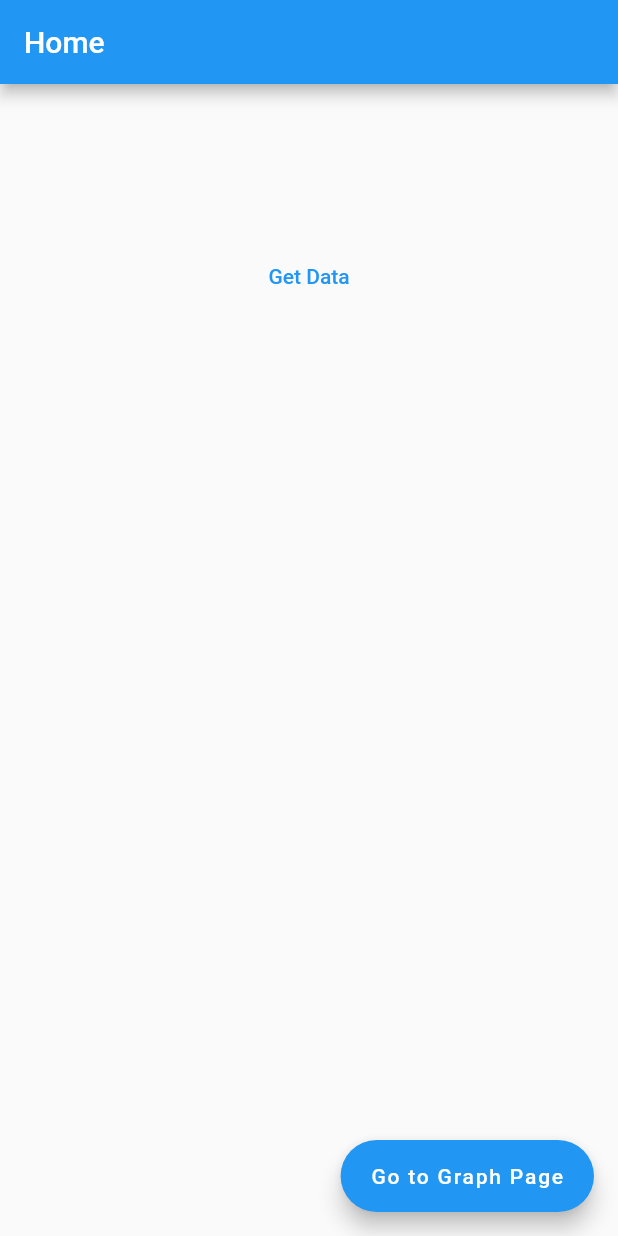
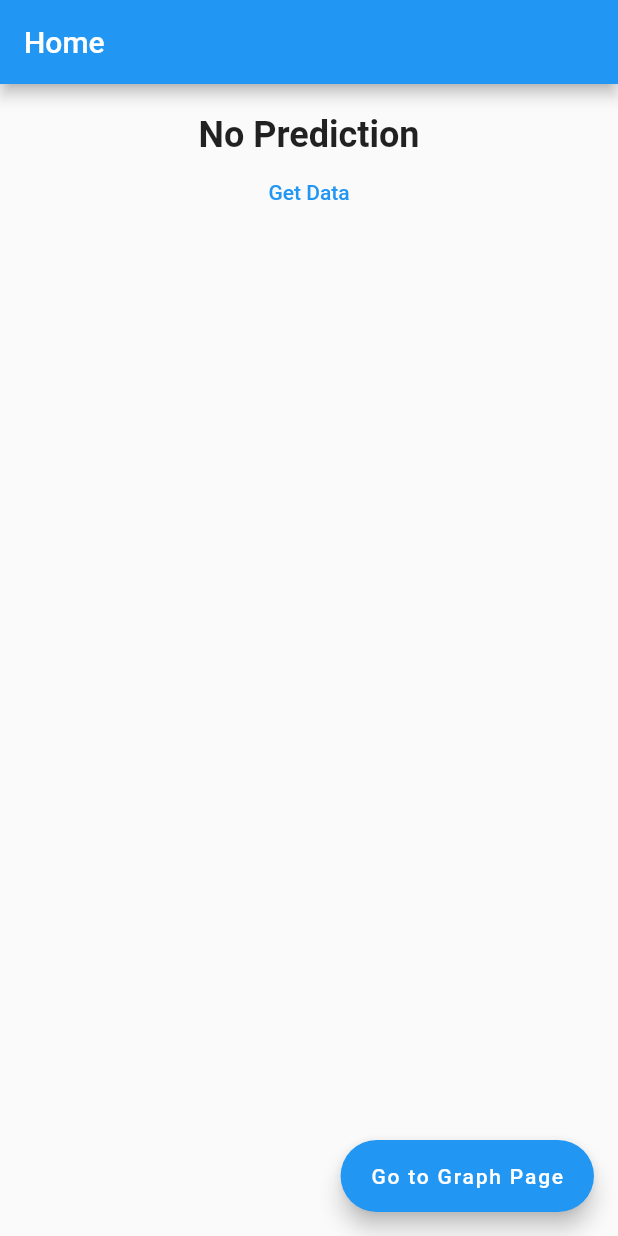
Before and after one commit to anirranjan/hackdfw-2021, a Flutter app: the screen it shows after launch, on a phone screen of 412 x 824 dp. Run offline on Flutter 3.47's test engine with Material 2 defaults, Android fonts, the phone set to English and light mode, and no system bars; our stand-ins replace syncfusion_flutter_charts; missing offline and left inert: dart:html.

Commit message:
implimenting prediction from api

```diff
--- a/lib/main.dart
+++ b/lib/main.dart
@@ -28,9 +28,10 @@ class HomePage extends StatefulWidget {
 }
 
 class FirstScreen extends State<HomePage> {
-  String environmentalMessage = '';
-  String socialMessage = '';
-  String governanceMessage = '';
+  String predictionMessage = 'No Prediction';
+  // String environmentalMessage = '';
+  // String socialMessage = '';
+  // String governanceMessage = '';
   @override
   Widget build(BuildContext context) {
     return Scaffold(
@@ -41,38 +42,50 @@ class FirstScreen extends State<HomePage> {
         mainAxisSize: MainAxisSize.min,
         crossAxisAlignment: CrossAxisAlignment.stretch,
         children: [
-          Padding(padding: const EdgeInsets.all(10.0)),
-          Text(environmentalMessage,
+          const Padding(padding: EdgeInsets.all(10.0)),
+          Text(predictionMessage,
               textAlign: TextAlign.center,
-              style: TextStyle(
+              style: const TextStyle(
                 fontSize: 24,
                 fontWeight: FontWeight.bold,
               )),
-          Text(socialMessage,
-              textAlign: TextAlign.center,
-              style: TextStyle(
-                fontSize: 24,
-                fontWeight: FontWeight.bold,
-              )),
-          Text(governanceMessage,
-              textAlign: TextAlign.center,
-              style: TextStyle(
-                fontSize: 24,
-                fontWeight: FontWeight.bold,
-              )),
+          // Text(environmentalMessage,
+          //     textAlign: TextAlign.center,
+          //     style: TextStyle(
+          //       fontSize: 24,
+          //       fontWeight: FontWeight.bold,
+          //     )),
+          // Text(socialMessage,
+          //     textAlign: TextAlign.center,
+          //     style: TextStyle(
+          //       fontSize: 24,
+          //       fontWeight: FontWeight.bold,
+          //     )),
+          // Text(governanceMessage,
+          //     textAlign: TextAlign.center,
+          //     style: TextStyle(
+          //       fontSize: 24,
+          //       fontWeight: FontWeight.bold,
+          //     )),
           TextButton(
             onPressed: () async {
               var url = Uri.http("user:pass@localhost:5000", "");
-              final response = await http.get(url);
+              // final response = await http.get(url);
+              final response = await http.post(url, body: {
+                'tag': "AAPL",
+              });
+              print(response.body);
               var jsonResponse =
                   convert.jsonDecode(response.body) as Map<String, dynamic>;
               setState(() {
-                environmentalMessage = "Environmental: " +
-                    jsonResponse['environmentalScore'].toString();
-                socialMessage =
-                    "Social: " + jsonResponse['socialScore'].toString();
-                governanceMessage =
-                    "Governance: " + jsonResponse['governanceScore'].toString();
+                predictionMessage =
+                    "Prediction: " + jsonResponse['prediction'].toString();
+                // environmentalMessage = "Environmental: " +
+                //     jsonResponse['environmentalScore'].toString();
+                // socialMessage =
+                //     "Social: " + jsonResponse['socialScore'].toString();
+                // governanceMessage =
+                //     "Governance: " + jsonResponse['governanceScore'].toString();
               });
             },
             child: Text('Get Data'),
@@ -134,24 +147,24 @@ class ThirdScreen extends StatelessWidget {
         body: Center(
             child: Container(
                 child: SfCircularChart(
-                    title: ChartTitle(text: 'Continent wise GDP - 2021 \n (in billions of USD)'),
-                    legend: Legend(isVisible: true, overflowMode: LegendItemOverflowMode.wrap),
+                    title: ChartTitle(
+                        text:
+                            'Continent wise GDP - 2021 \n (in billions of USD)'),
+                    legend: Legend(
+                        isVisible: true,
+                        overflowMode: LegendItemOverflowMode.wrap),
                     tooltipBehavior: _tooltipBehavior,
                     series: <CircularSeries>[
-                      RadialBarSeries<GDPData, String>(
-                          dataSource: _chartData,
-                          pointColorMapper: (GDPData data,_) => data.pointColor,
-                          xValueMapper: (GDPData data,_) => data.continent,
-                          yValueMapper: (GDPData data,_) => data.gdp,
-                          dataLabelSettings: DataLabelSettings(isVisible: true),
-                          enableTooltip: true,
-                          maximumValue: 40000,
-                          cornerStyle: CornerStyle.bothCurve
-                      )]
-                )
-            )
-        )
-    );
+              RadialBarSeries<GDPData, String>(
+                  dataSource: _chartData,
+                  pointColorMapper: (GDPData data, _) => data.pointColor,
+                  xValueMapper: (GDPData data, _) => data.continent,
+                  yValueMapper: (GDPData data, _) => data.gdp,
+                  dataLabelSettings: DataLabelSettings(isVisible: true),
+                  enableTooltip: true,
+                  maximumValue: 40000,
+                  cornerStyle: CornerStyle.bothCurve)
+            ]))));
   }
 }
 
```
